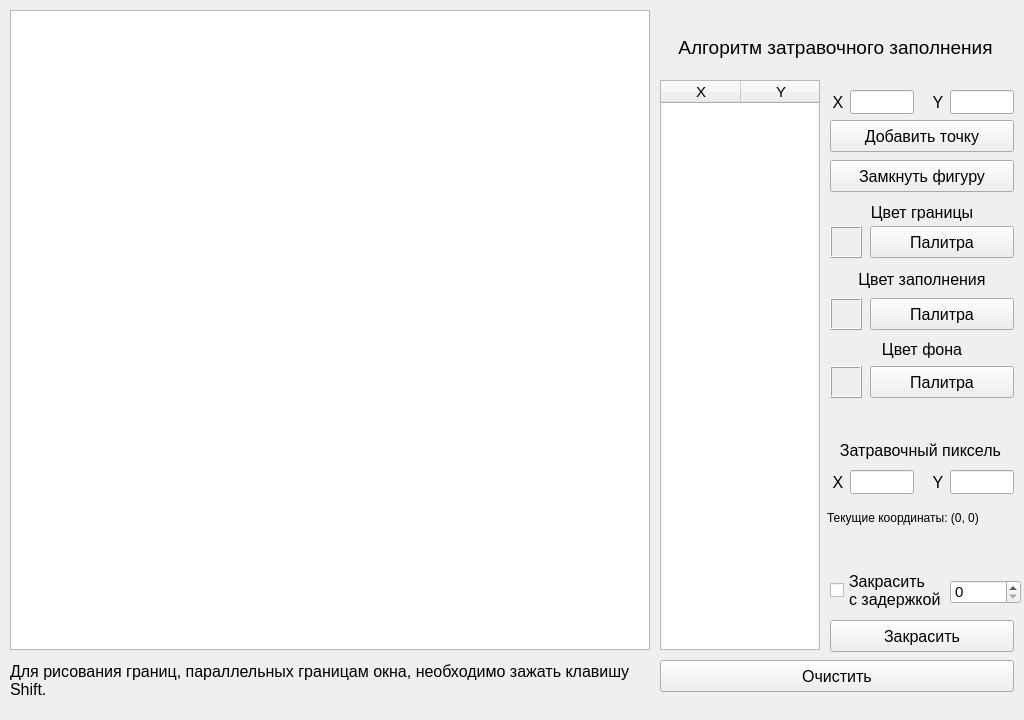
Old version of the form antsor/lab_06/mainwindow.ui in the repository SGCube/IU7-Computer-Graphics.
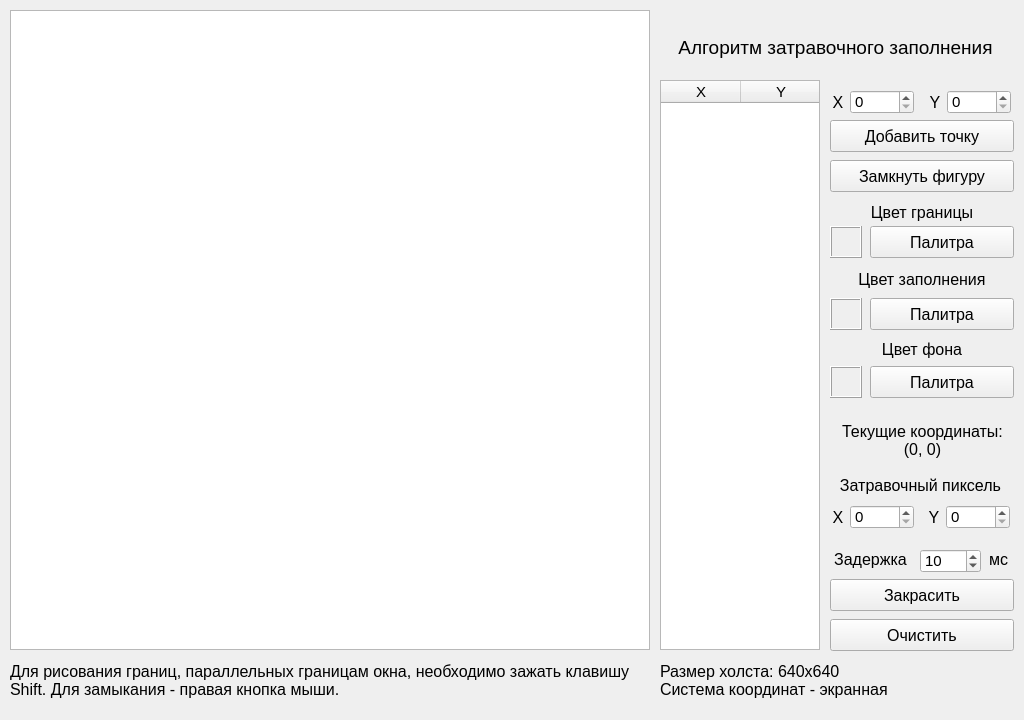
New version of the form.

What changed in the file:
```diff
--- a/antsor/lab_06/mainwindow.ui
+++ b/antsor/lab_06/mainwindow.ui
@@ -10,6 +10,12 @@
     <height>720</height>
    </rect>
   </property>
+  <property name="sizePolicy">
+   <sizepolicy hsizetype="Fixed" vsizetype="Fixed">
+    <horstretch>0</horstretch>
+    <verstretch>0</verstretch>
+   </sizepolicy>
+  </property>
   <property name="windowTitle">
    <string>Лабораторная работа №6</string>
   </property>
@@ -232,7 +238,7 @@
     <property name="geometry">
      <rect>
       <x>830</x>
-      <y>620</y>
+      <y>579</y>
       <width>184</width>
       <height>32</height>
      </rect>
@@ -246,37 +252,12 @@
      <string>Закрасить</string>
     </property>
    </widget>
-   <widget class="QCheckBox" name="delayCheck">
-    <property name="geometry">
-     <rect>
-      <x>830</x>
-      <y>570</y>
-      <width>111</width>
-      <height>41</height>
-     </rect>
-    </property>
-    <property name="font">
-     <font>
-      <pointsize>12</pointsize>
-     </font>
-    </property>
-    <property name="layoutDirection">
-     <enum>Qt::LeftToRight</enum>
-    </property>
-    <property name="text">
-     <string>Закрасить
-с задержкой</string>
-    </property>
-    <property name="tristate">
-     <bool>false</bool>
-    </property>
-   </widget>
    <widget class="QSpinBox" name="delaySpinBox">
     <property name="geometry">
      <rect>
-      <x>950</x>
-      <y>580</y>
-      <width>71</width>
+      <x>920</x>
+      <y>549</y>
+      <width>61</width>
       <height>24</height>
      </rect>
     </property>
@@ -285,6 +266,9 @@
       <pointsize>11</pointsize>
      </font>
     </property>
+    <property name="value">
+     <number>10</number>
+    </property>
    </widget>
    <widget class="QLabel" name="hint">
     <property name="geometry">
@@ -302,7 +286,7 @@
     </property>
     <property name="text">
      <string>Для рисования границ, параллельных границам окна, необходимо зажать клавишу
-Shift.</string>
+Shift. Для замыкания - правая кнопка мыши.</string>
     </property>
     <property name="alignment">
      <set>Qt::AlignLeading|Qt::AlignLeft|Qt::AlignVCenter</set>
@@ -332,7 +316,7 @@
    <widget class="QLabel" name="label_3">
     <property name="geometry">
      <rect>
-      <x>930</x>
+      <x>927</x>
       <y>94</y>
       <width>16</width>
       <height>16</height>
@@ -350,26 +334,6 @@
      <set>Qt::AlignCenter</set>
     </property>
    </widget>
-   <widget class="QLineEdit" name="xEdit">
-    <property name="geometry">
-     <rect>
-      <x>850</x>
-      <y>90</y>
-      <width>64</width>
-      <height>24</height>
-     </rect>
-    </property>
-   </widget>
-   <widget class="QLineEdit" name="yEdit">
-    <property name="geometry">
-     <rect>
-      <x>950</x>
-      <y>90</y>
-      <width>64</width>
-      <height>24</height>
-     </rect>
-    </property>
-   </widget>
    <widget class="QPushButton" name="addButton">
     <property name="geometry">
      <rect>
@@ -464,9 +428,9 @@
    <widget class="QPushButton" name="clearButton">
     <property name="geometry">
      <rect>
-      <x>660</x>
-      <y>660</y>
-      <width>354</width>
+      <x>830</x>
+      <y>619</y>
+      <width>184</width>
       <height>32</height>
      </rect>
     </property>
@@ -483,7 +447,7 @@
     <property name="geometry">
      <rect>
       <x>830</x>
-      <y>474</y>
+      <y>509</y>
       <width>16</width>
       <height>16</height>
      </rect>
@@ -503,8 +467,8 @@
    <widget class="QLabel" name="label_5">
     <property name="geometry">
      <rect>
-      <x>930</x>
-      <y>474</y>
+      <x>926</x>
+      <y>509</y>
       <width>16</width>
       <height>16</height>
      </rect>
@@ -521,31 +485,11 @@
      <set>Qt::AlignCenter</set>
     </property>
    </widget>
-   <widget class="QLineEdit" name="ysEdit">
-    <property name="geometry">
-     <rect>
-      <x>950</x>
-      <y>470</y>
-      <width>64</width>
-      <height>24</height>
-     </rect>
-    </property>
-   </widget>
-   <widget class="QLineEdit" name="xsEdit">
-    <property name="geometry">
-     <rect>
-      <x>850</x>
-      <y>470</y>
-      <width>64</width>
-      <height>24</height>
-     </rect>
-    </property>
-   </widget>
    <widget class="QLabel" name="label_6">
     <property name="geometry">
      <rect>
       <x>830</x>
-      <y>440</y>
+      <y>475</y>
       <width>181</width>
       <height>21</height>
      </rect>
@@ -566,18 +510,158 @@
     <property name="geometry">
      <rect>
       <x>827</x>
-      <y>510</y>
+      <y>420</y>
       <width>191</width>
-      <height>16</height>
+      <height>41</height>
      </rect>
     </property>
     <property name="font">
      <font>
-      <pointsize>9</pointsize>
+      <pointsize>12</pointsize>
      </font>
     </property>
     <property name="text">
-     <string>Текущие координаты: (0, 0)</string>
+     <string>Текущие координаты:
+(0, 0)</string>
+    </property>
+    <property name="alignment">
+     <set>Qt::AlignCenter</set>
+    </property>
+   </widget>
+   <widget class="QLabel" name="label_7">
+    <property name="geometry">
+     <rect>
+      <x>830</x>
+      <y>549</y>
+      <width>81</width>
+      <height>21</height>
+     </rect>
+    </property>
+    <property name="font">
+     <font>
+      <pointsize>12</pointsize>
+     </font>
+    </property>
+    <property name="text">
+     <string>Задержка</string>
+    </property>
+    <property name="alignment">
+     <set>Qt::AlignCenter</set>
+    </property>
+   </widget>
+   <widget class="QLabel" name="label_8">
+    <property name="geometry">
+     <rect>
+      <x>983</x>
+      <y>549</y>
+      <width>31</width>
+      <height>21</height>
+     </rect>
+    </property>
+    <property name="font">
+     <font>
+      <pointsize>12</pointsize>
+     </font>
+    </property>
+    <property name="text">
+     <string>мс</string>
+    </property>
+    <property name="alignment">
+     <set>Qt::AlignCenter</set>
+    </property>
+   </widget>
+   <widget class="QSpinBox" name="xEdit">
+    <property name="geometry">
+     <rect>
+      <x>850</x>
+      <y>90</y>
+      <width>64</width>
+      <height>24</height>
+     </rect>
+    </property>
+    <property name="font">
+     <font>
+      <pointsize>11</pointsize>
+     </font>
+    </property>
+    <property name="maximum">
+     <number>639</number>
+    </property>
+   </widget>
+   <widget class="QSpinBox" name="yEdit">
+    <property name="geometry">
+     <rect>
+      <x>947</x>
+      <y>90</y>
+      <width>64</width>
+      <height>24</height>
+     </rect>
+    </property>
+    <property name="font">
+     <font>
+      <pointsize>11</pointsize>
+     </font>
+    </property>
+    <property name="maximum">
+     <number>639</number>
+    </property>
+   </widget>
+   <widget class="QSpinBox" name="xsEdit">
+    <property name="geometry">
+     <rect>
+      <x>850</x>
+      <y>505</y>
+      <width>64</width>
+      <height>24</height>
+     </rect>
+    </property>
+    <property name="font">
+     <font>
+      <pointsize>11</pointsize>
+     </font>
+    </property>
+    <property name="maximum">
+     <number>639</number>
+    </property>
+   </widget>
+   <widget class="QSpinBox" name="ysEdit">
+    <property name="geometry">
+     <rect>
+      <x>946</x>
+      <y>505</y>
+      <width>64</width>
+      <height>24</height>
+     </rect>
+    </property>
+    <property name="font">
+     <font>
+      <pointsize>11</pointsize>
+     </font>
+    </property>
+    <property name="maximum">
+     <number>639</number>
+    </property>
+   </widget>
+   <widget class="QLabel" name="hint_2">
+    <property name="geometry">
+     <rect>
+      <x>660</x>
+      <y>660</y>
+      <width>341</width>
+      <height>41</height>
+     </rect>
+    </property>
+    <property name="font">
+     <font>
+      <pointsize>12</pointsize>
+     </font>
+    </property>
+    <property name="text">
+     <string>Размер холста: 640x640
+Система координат - экранная</string>
+    </property>
+    <property name="alignment">
+     <set>Qt::AlignLeading|Qt::AlignLeft|Qt::AlignVCenter</set>
     </property>
    </widget>
   </widget>
```
